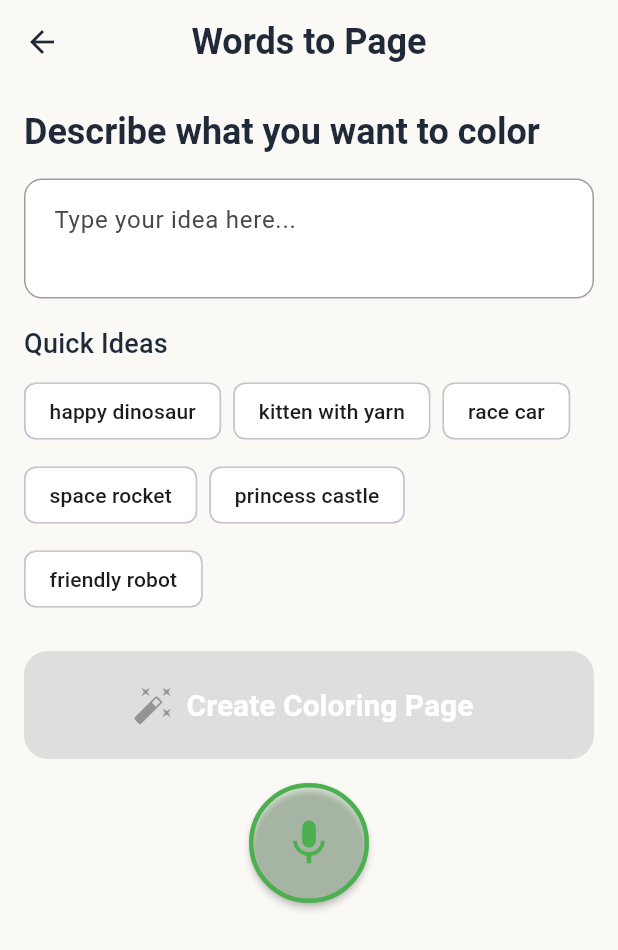
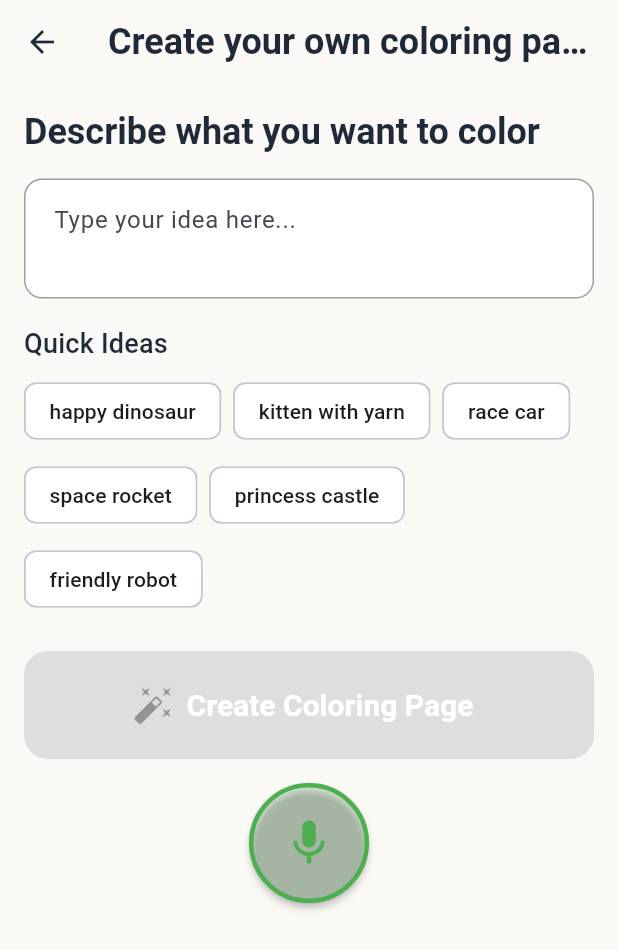
Before and after one commit to stephenszpak/codies_coloringbook, a Flutter app: the PromptToPageScreen screen opened by its route, on a phone screen of 412 x 824 dp. Shown: the top 950 px of the screen. Run offline on Flutter 3.47's test engine with Material 3 defaults, Android fonts, the phone set to English and light mode, and no system bars; our stand-ins replace dio, flutter_dotenv, flutter_riverpod, image_gallery_saver, image_picker, lottie and 4 more; accounts and stored records are empty.

Commit message:
added delay to voice prompt

```diff
--- a/lib/features/home/home_screen.dart
+++ b/lib/features/home/home_screen.dart
@@ -45,7 +45,7 @@
             const SizedBox(height: 16),
 
             BigButton(
-              text: 'New Coloring Page',
+              text: 'Create a coloring page from a photo',
               icon: Icons.add_photo_alternate,
               onPressed: () {
                 Navigator.of(context).pushNamed('/create-page');
@@ -55,7 +55,7 @@
             const SizedBox(height: 16),
 
             BigButton(
-              text: 'Create your own coloring page!',
+              text: 'Create a custom coloring page',
               icon: Icons.text_fields,
               onPressed: settings.openAIEnabled
                   ? () {
--- a/lib/features/pages/ui/prompt_to_page_screen.dart
+++ b/lib/features/pages/ui/prompt_to_page_screen.dart
@@ -207,7 +207,7 @@
     if (!settings.openAIEnabled) {
       return Scaffold(
         appBar: AppBar(
-          title: const Text('Words to Page'),
+          title: const Text('Create your own coloring page!'),
           leading: IconButton(
             icon: const Icon(Icons.arrow_back),
             onPressed: () {
@@ -255,7 +255,7 @@
 
     return Scaffold(
       appBar: AppBar(
-        title: const Text('Words to Page'),
+        title: const Text('Create your own coloring page!'),
         leading: IconButton(
           icon: const Icon(Icons.arrow_back),
           onPressed: () {
@@ -708,7 +708,7 @@
         }
 
         return Semantics(
-          label: isListening ? 'Stop voice input' : 'Start voice input',
+          label: isListening ? 'Listening... (auto-stops after silence)' : 'Start voice input',
           button: true,
           child: SizedBox(
             width: 80,
@@ -786,7 +786,8 @@
           onResult: _onSpeechResult,
           onError: _onSpeechError,
           onComplete: _onSpeechComplete,
-          listenFor: const Duration(seconds: 60),
+          pauseFor: const Duration(milliseconds: 1800), // 1.8 seconds like modern platforms
+          listenFor: const Duration(seconds: 30), // Max listening time
         );
 
         if (!success) {
@@ -806,7 +807,8 @@
             onResult: _onSpeechResult,
             onError: _onSpeechError,
             onComplete: _onSpeechComplete,
-            listenFor: const Duration(seconds: 60),
+            pauseFor: const Duration(milliseconds: 1800), // 1.8 seconds like modern platforms
+            listenFor: const Duration(seconds: 30), // Max listening time
           );
 
           if (!success) {
```
Also changed, not shown: lib/services/speech_service.dart (+21 -2 lines), 2 other files.
